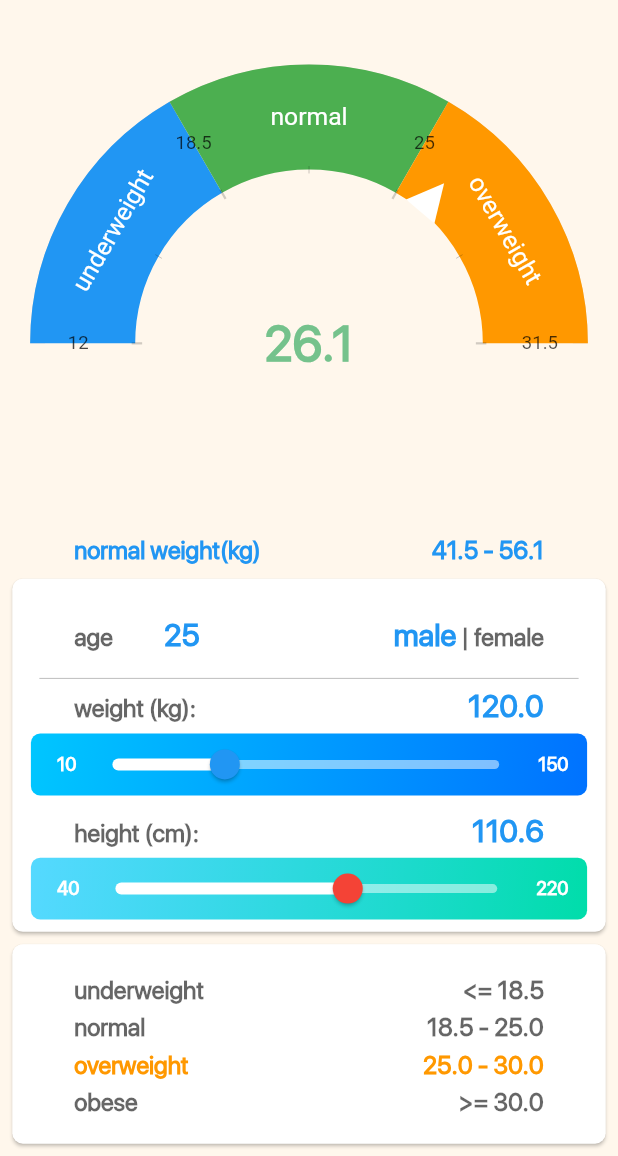
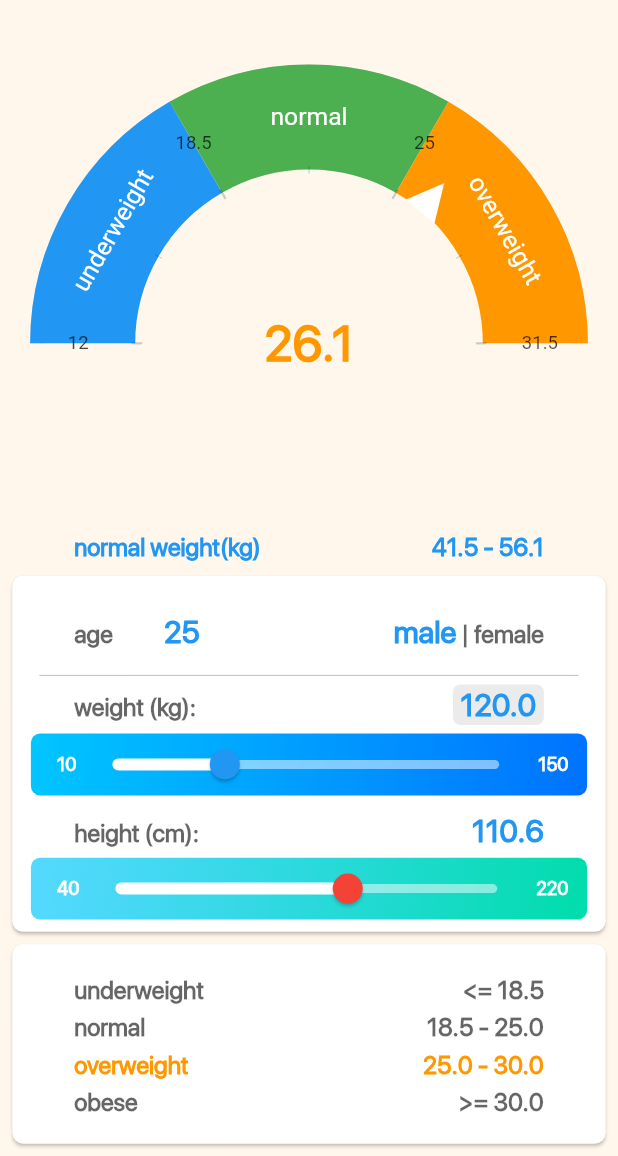
Before and after one commit to samad-nkarimi/BMI_flutter_app, a Flutter app: the screen it shows after launch, on a phone screen of 412 x 824 dp, the part 80-1236 px from its top. Run offline on Flutter 3.47's test engine with Material 2 defaults, Android fonts, the phone set to English and light mode, and no system bars; drawn by our look-alikes of syncfusion_flutter_gauges; our stand-ins replace bloc, equatable, flutter_bloc, flutter_svg, numberpicker, share; missing offline and left inert: flutter_email_sender, store_redirect.

Commit message:
weightCategory calculation method moved to model , added 4 color for MBI value

```diff
--- a/lib/models/bmi_calc.dart
+++ b/lib/models/bmi_calc.dart
@@ -1,6 +1,7 @@
 import 'dart:math';
 
 import 'package:equatable/equatable.dart';
+import 'package:flutter/material.dart';
 
 enum Gender { male, female }
 // enum Age { greaterThan21, lessThan21 }
@@ -16,6 +17,7 @@ class BmiCalcModel extends Equatable {
   double percentile85th;
   double percentile95th;
   double constant;
+  // MaterialColor rangeColor;
 
   BmiCalcModel({
     this.bmiValue = 24.5,
@@ -27,6 +29,7 @@ class BmiCalcModel extends Equatable {
     this.percentile85th = 25.0,
     this.percentile95th = 30.0,
     this.constant = 705,
+    // this.rangeColor=Colors.blue,
   });
 
   @override
@@ -35,6 +38,31 @@ class BmiCalcModel extends Equatable {
   @override
   String toString() {
     return "<<< BMI:$bmiValue - weight:$weight - height:$height - gender:$genderCategory - age:$age >>>";
+  }
+
+  // get range color, depends on percentiles
+  MaterialColor get getRangeColor{
+    Color color = Colors.blue;
+    switch(getBmiValueCategory){
+      case 0:color= Colors.blue; break;
+      case 1:color= Colors.green; break;
+      case 2: color=Colors.orange;break;
+      case 3: color=Colors.red;break;
+
+
+    }
+    return color;
+  }
+
+  // calculate bmi category of weight
+  int get getBmiValueCategory {
+    int _categoryNumber = 0;
+
+    if (bmiValue <= percentile5th) _categoryNumber = 0;
+    if (bmiValue >= percentile5th && bmiValue <= percentile85th) _categoryNumber = 1;
+    if (bmiValue >= percentile85th && bmiValue <= percentile95th) _categoryNumber = 2;
+    if (bmiValue >= percentile95th) _categoryNumber = 3;
+    return _categoryNumber;
   }
 
   // calculate normal weight
--- a/lib/screens/home_screen.dart
+++ b/lib/screens/home_screen.dart
@@ -1,8 +1,10 @@
 import 'dart:math' as math;
+
 import 'package:BMI/utils/app_localizations.dart';
 import 'package:BMI/utils/language_entity.dart';
 import 'package:BMI/utils/languages.dart';
 import 'package:BMI/utils/translation_constants.dart';
+import 'package:flutter/cupertino.dart';
 import 'package:flutter/material.dart';
 import 'package:flutter_bloc/flutter_bloc.dart';
 import 'package:flutter_svg/flutter_svg.dart';
@@ -89,7 +91,7 @@ class _MBIHomeState extends State<MBIHome> {
                           icon: Transform(
                             alignment: Alignment.center,
                             child: SvgPicture.asset("assets/images/menu_icon.svg"),
-                            transform: _languageIndex==0? Matrix4.rotationY(0):Matrix4.rotationY(math.pi),
+                            transform: _languageIndex == 0 ? Matrix4.rotationY(0) : Matrix4.rotationY(math.pi),
                           ),
                           onPressed: () => Scaffold.of(context).openDrawer(),
                         ),
@@ -235,7 +237,7 @@ class _MBIHomeState extends State<MBIHome> {
                           shape: RoundedRectangleBorder(
                             borderRadius: BorderRadius.circular(7.0),
                           ),
-                          child: _scoreRow(getBmiValueCategory(bmiModel), bmiModel),
+                          child: _scoreRow(bmiModel.getBmiValueCategory, bmiModel),
                         );
                       },
                     )
@@ -250,7 +252,6 @@ class _MBIHomeState extends State<MBIHome> {
   }
 
   Widget _scoreRow(int position, BmiCalcModel bmiModel) {
-    MaterialColor color;
     List<String> _weightCategoryPercentiles = [
       "<= ${bmiModel.percentile5th.toStringAsFixed(1)}",
       "${bmiModel.percentile5th.toStringAsFixed(1)} - ${bmiModel.percentile85th.toStringAsFixed(1)}",
@@ -264,16 +265,13 @@ class _MBIHomeState extends State<MBIHome> {
       "${AppLocalizations.of(context).translate(TranslationConstants.obese)}"
     ];
     print(_weightCategoryPercentiles.toString());
-    List<Color> _rangeColors = [Colors.blue,Colors.green,Colors.orange,Colors.red];
 
     return Container(
       padding: EdgeInsets.symmetric(
           horizontal: resHeight(_horizPaddingFactorTextForMobile, _horizPaddingFactorTextForTablet), vertical: resHeight(2.0, 2.0)),
       child: Column(
         children: [
-
           for (int i = 0; i < _weightCategories.length; i++)
-
             i != position
                 ? Row(
                     mainAxisAlignment: MainAxisAlignment.spaceAround,
@@ -294,28 +292,18 @@ class _MBIHomeState extends State<MBIHome> {
                     children: [
                       Text(
                         "${_weightCategories[i]}",
-                        style:  Theme.of(context).textTheme.subtitle1.copyWith(color: _rangeColors[position]),
+                        style: Theme.of(context).textTheme.subtitle1.copyWith(color: bmiModel.getRangeColor),
                       ),
                       Expanded(child: Text("")),
                       Text(
                         "${_weightCategoryPercentiles[i]}",
-                        style: Theme.of(context).textTheme.subtitle1.copyWith(color:_rangeColors[position]),
+                        style: Theme.of(context).textTheme.subtitle1.copyWith(color: bmiModel.getRangeColor),
                       ),
                     ],
                   ),
         ],
       ),
     );
-  }
-
-  int getBmiValueCategory(BmiCalcModel _bmiModel) {
-    int _categoryNumber = 0;
-    double _bmiValue = _bmiModel.bmiValue;
-    if (_bmiValue <= _bmiModel.percentile5th) _categoryNumber = 0;
-    if (_bmiValue >= _bmiModel.percentile5th && _bmiValue <= _bmiModel.percentile85th) _categoryNumber = 1;
-    if (_bmiValue >= _bmiModel.percentile85th && _bmiValue <= _bmiModel.percentile95th) _categoryNumber = 2;
-    if (_bmiValue >= _bmiModel.percentile95th) _categoryNumber = 3;
-    return _categoryNumber;
   }
 
   Widget _propertyRowMobileWeight(int min, int max, {name, unit}) {
@@ -337,6 +325,7 @@ class _MBIHomeState extends State<MBIHome> {
           //*********** decimalNumberPicker segment  ************/
 
           InkWell(
+            borderRadius: BorderRadius.circular(5.0),
             onTap: () {
               return showDialog(
                 context: context,
@@ -353,9 +342,16 @@ class _MBIHomeState extends State<MBIHome> {
               builder: (context, state) {
                 final bmiModel = BlocProvider.of<BmiCalcBloc>(context).bmiCalcModel;
                 _currentWeightValue = bmiModel.weight;
-                return Text(
-                  "${_currentWeightValue.toStringAsFixed(1)}",
-                  style: Theme.of(context).textTheme.bodyText1,
+                return Container(
+                  padding: EdgeInsets.symmetric(horizontal: 5.0, vertical: 1.0),
+                  decoration: BoxDecoration(
+                      // border: Border.all(color: Colors.red),
+                      borderRadius: BorderRadius.circular(5.0),
+                      color: Colors.black.withOpacity(0.08)),
+                  child: Text(
+                    "${_currentWeightValue.toStringAsFixed(1)}",
+                    style: Theme.of(context).textTheme.bodyText1,
+                  ),
                 );
               },
             ),
--- a/lib/widgets/radial_gauge.dart
+++ b/lib/widgets/radial_gauge.dart
@@ -1,12 +1,12 @@
 import 'package:BMI/utils/app_localizations.dart';
-import 'package:BMI/utils/styling.dart';
 import 'package:BMI/utils/translation_constants.dart';
 import 'package:flutter/material.dart';
 import 'package:flutter_bloc/flutter_bloc.dart';
+import 'package:syncfusion_flutter_gauges/gauges.dart';
+
 import '../blocs/blocs.dart';
 import '../blocs/bmi_calc/bmi_calc_bloc.dart';
 import '../utils/size_config.dart';
-import 'package:syncfusion_flutter_gauges/gauges.dart';
 
 class RadialGauge extends StatelessWidget {
   // double value;
@@ -16,18 +16,15 @@ class RadialGauge extends StatelessWidget {
   }) : super(key: key);
 
   double resHeight(mobileRes, tabletRes) {
-    return (SizeConfig.isMobilePortrait ? mobileRes : tabletRes) *
-        SizeConfig.heightMultiplier;
+    return (SizeConfig.isMobilePortrait ? mobileRes : tabletRes) * SizeConfig.heightMultiplier;
   }
 
   double resWidth(mobileRes, tabletRes) {
-    return (SizeConfig.isMobilePortrait ? mobileRes : tabletRes) *
-        SizeConfig.widthMultiplier;
+    return (SizeConfig.isMobilePortrait ? mobileRes : tabletRes) * SizeConfig.widthMultiplier;
   }
 
   double resText(mobileRes, tabletRes) {
-    return (SizeConfig.isMobilePortrait ? mobileRes : tabletRes) *
-        SizeConfig.textMultiplier;
+    return (SizeConfig.isMobilePortrait ? mobileRes : tabletRes) * SizeConfig.textMultiplier;
   }
 
   @override
@@ -39,10 +36,8 @@ class RadialGauge extends StatelessWidget {
         final bmiModel = BlocProvider.of<BmiCalcBloc>(context).bmiCalcModel;
         print(bmiModel);
         // calculate min,max
-        double _normalMin =
-            double.parse("${bmiModel.percentile5th.toStringAsFixed(1)}");
-        double _normalMax =
-            double.parse("${bmiModel.percentile85th.toStringAsFixed(1)}");
+        double _normalMin = double.parse("${bmiModel.percentile5th.toStringAsFixed(1)}");
+        double _normalMax = double.parse("${bmiModel.percentile85th.toStringAsFixed(1)}");
         double _normalDomain = _normalMax - _normalMin;
         double _min = _normalMin - _normalDomain;
         double _max = _normalMax + _normalDomain;
@@ -52,7 +47,6 @@ class RadialGauge extends StatelessWidget {
             RadialAxis(
               axisLabelStyle: GaugeTextStyle(
                 fontSize: resText(1.5, 1.5),
-
               ),
               tickOffset: resHeight(7.0, 9.2),
               minimum: _min,
@@ -88,7 +82,7 @@ class RadialGauge extends StatelessWidget {
                   endWidth: _width,
                 ),
                 GaugeRange(
-                  label:  AppLocalizations.of(context).translate(TranslationConstants.overweight),
+                  label: AppLocalizations.of(context).translate(TranslationConstants.overweight),
                   labelStyle: GaugeTextStyle(
                     fontSize: resText(2.0, 2.0),
                     color: Colors.white,
@@ -120,8 +114,10 @@ class RadialGauge extends StatelessWidget {
                     child: Text(
                       '${bmiModel.bmiValue.toStringAsFixed(1)}',
                       style: TextStyle(
-                          fontSize: resText(4.0, 4.0),
-                          fontWeight: FontWeight.bold),
+                        fontSize: resText(4.0, 4.0),
+                        fontWeight: FontWeight.bold,
+                        color: bmiModel.getRangeColor,
+                      ),
                     ),
                   ),
                   angle: 90,
```
